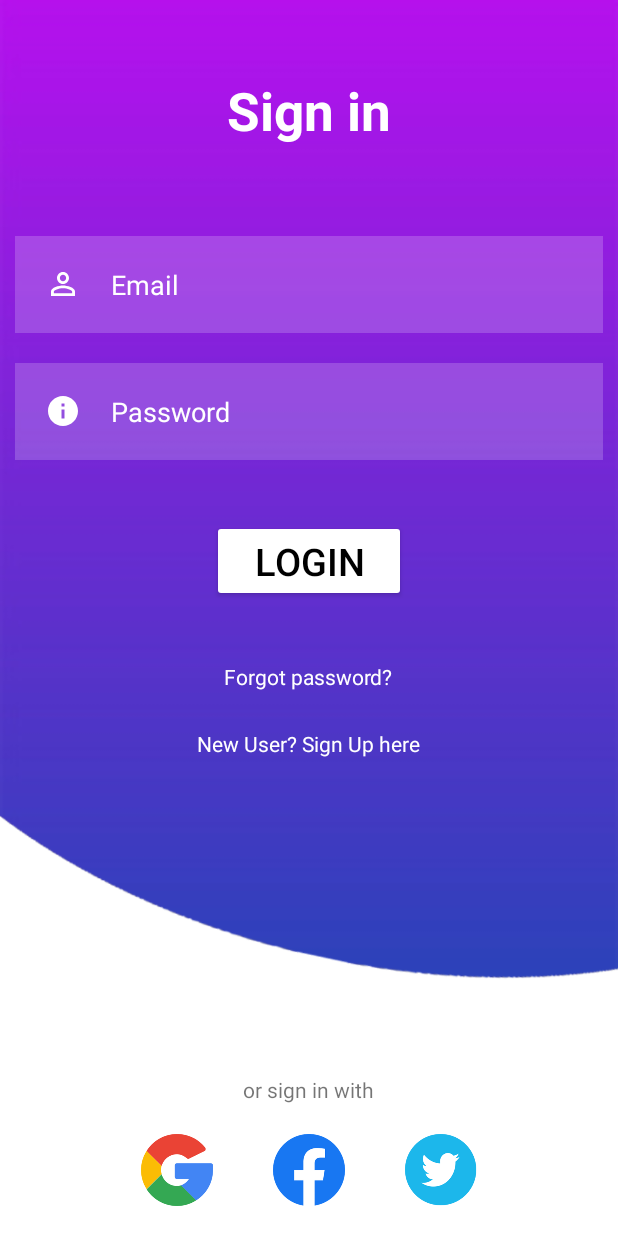
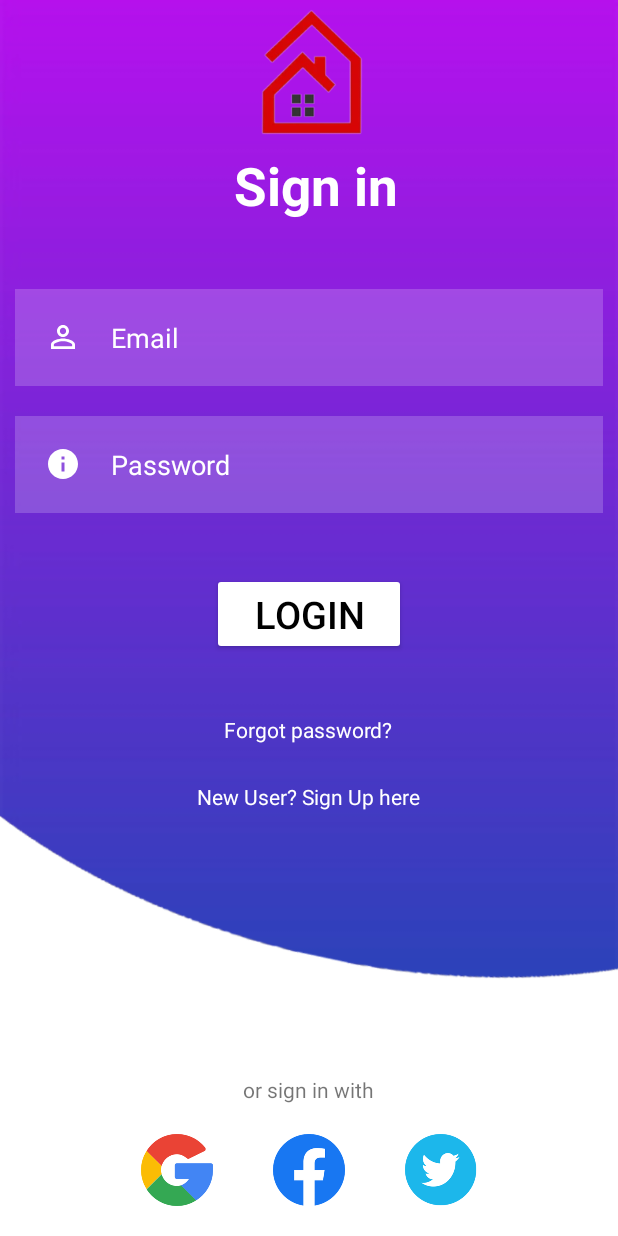
Before and after one commit to pritikuchhadiya/Android_Home_Rental, an Android app: the Login screen opened directly, with no data from a screen before it, on a phone screen of 412 x 824 dp. Run offline under Robolectric (Android 15) with nearby library versions, the phone set to English and light mode, and no system bars; our stand-ins replace Firebase (no records; nobody signed in at launch, a user with empty details on screens opened directly); 2 statements that could not run were skipped.

Commit message:
Login page icon

```diff
--- a/app/src/main/res/layout/activity_login.xml
+++ b/app/src/main/res/layout/activity_login.xml
@@ -8,30 +8,43 @@
     tools:context=".Login">
 
 
+    <ImageView
+        android:layout_width="match_parent"
+        android:layout_height="100sp"
+        android:foregroundGravity="center"
+        android:src="@drawable/icon"
+        />
+
     <TextView
+        android:id="@+id/signin"
         android:layout_width="match_parent"
         android:layout_height="wrap_content"
-            android:id="@+id/signin"
+        android:layout_marginStart="60dp"
+        android:layout_marginTop="100dp"
+        android:layout_marginEnd="50dp"
+        android:layout_marginBottom="40dp"
+        android:gravity="center"
         android:text="Sign in"
         android:textColor="@color/white"
         android:textSize="35dp"
-            android:textStyle="bold"
-            android:layout_margin="50dp"
-            android:gravity="center"/>
+        android:textStyle="bold" />
 
     <EditText
+        android:id="@+id/email"
         android:layout_width="match_parent"
         android:layout_height="wrap_content"
-            android:id="@+id/email"
         android:layout_below="@id/signin"
+        android:layout_marginStart="10dp"
+        android:layout_marginTop="05dp"
+        android:layout_marginEnd="10dp"
+        android:layout_marginBottom="10dp"
         android:background="#30ffffff"
+        android:drawableLeft="@drawable/ic_baseline_person_outline_24"
+        android:drawablePadding="20dp"
         android:hint="Email"
-            android:textColorHint="@color/white"
+        android:padding="20dp"
         android:textColor="@color/white"
-            android:layout_margin="10dp"
-            android:padding="20dp"
-            android:drawableLeft="@drawable/ic_baseline_person_outline_24"
-            android:drawablePadding="20dp"/>
+        android:textColorHint="@color/white" />
 
         <EditText
             android:layout_width="match_parent"
@@ -120,6 +133,4 @@
                 android:src="@drawable/twitter"/>
 
         </LinearLayout>
-
-
     </RelativeLayout>
```
Also changed, not shown: app/src/main/res/drawable/icon.jpg (deleted), app/src/main/res/drawable/icon.png (added), app/src/main/res/drawable/logo.png (deleted). Lines whose indentation alone changed are shown as unchanged.
